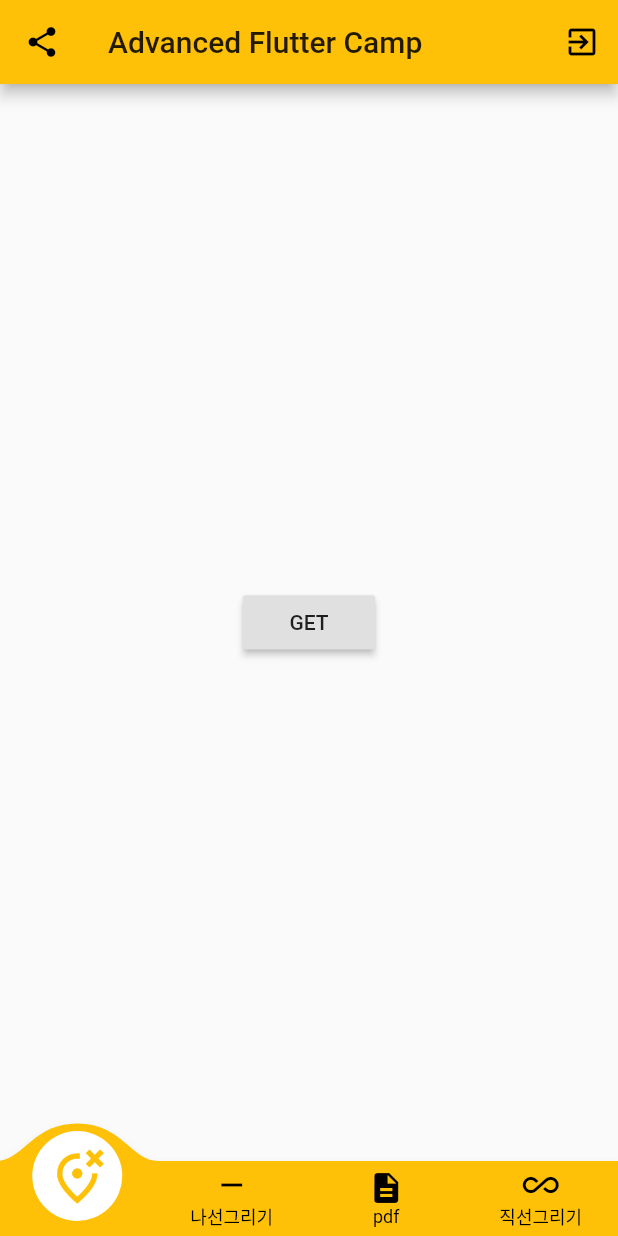
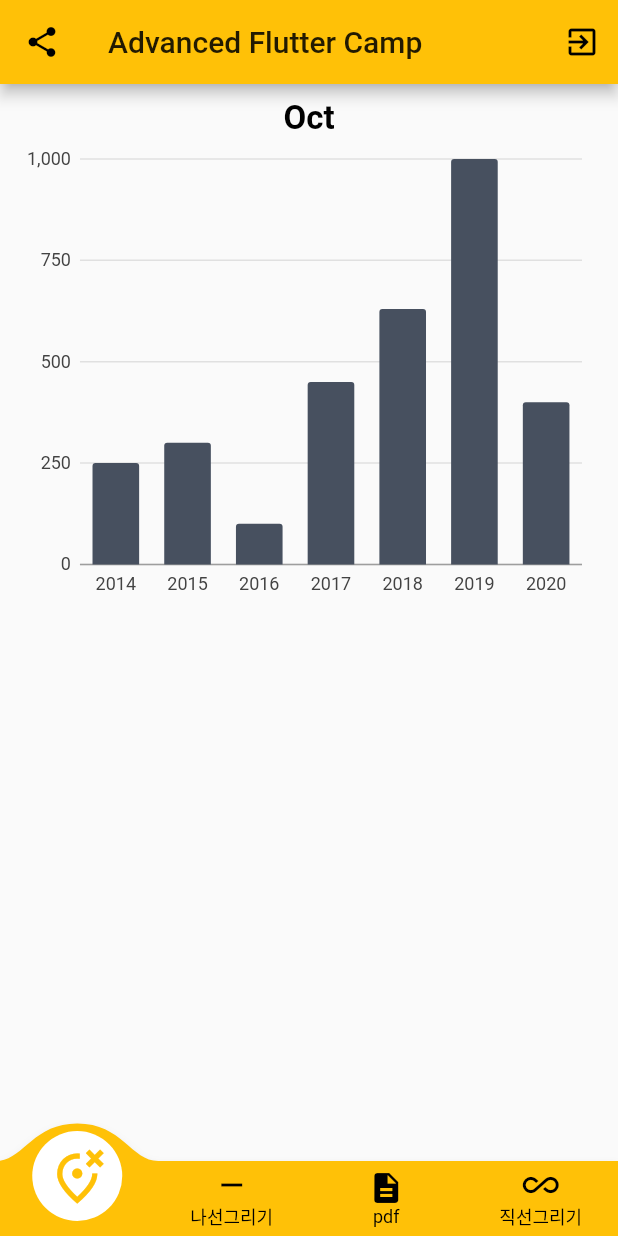
Before and after one commit to YunHyunJin/oneday_commit4, a Flutter app: the screen it shows after launch, after a tap on the "camera" icon, on a phone screen of 412 x 824 dp. Run offline on Flutter 3.47's test engine with Material 2 defaults, Android fonts, the phone set to English and light mode, and no system bars; drawn by our look-alikes of convex_bottom_bar; our stand-ins replace charts_flutter, firebase_auth, flutter_signin_button, google_sign_in, pdf; missing offline and left inert: flutter_full_pdf_viewer; accounts and stored records are empty.

Commit message:
1/12 commit

```diff
--- /dev/null
+++ b/lib/array/file.dart
@@ -0,0 +1,87 @@
+import 'package:charts_flutter/flutter.dart' as charts;
+import 'package:flutter/material.dart';
+
+class BarChartModel {
+  String month;
+  String year;
+  int financial;
+  final charts.Color color;
+
+  BarChartModel({this.month,
+    this.year, this.financial,
+    this.color,}
+      );
+}
+
+class BarChartGraph extends StatefulWidget {
+  final List<BarChartModel> data;
+
+  const BarChartGraph({Key key, this.data}) : super(key: key);
+
+  @override
+  _BarChartGraphState createState() => _BarChartGraphState();
+}
+
+class _BarChartGraphState extends State<BarChartGraph> {
+  List<BarChartModel> _barChartList;
+
+  @override
+  void initState() {
+    // TODO: implement initState
+    super.initState();
+    _barChartList = [
+      BarChartModel(month: "Oct"),
+    ];
+  }
+
+  @override
+  Widget build(BuildContext context) {
+    List<charts.Series<BarChartModel, String>> series = [
+      charts.Series(
+          id: "Financial",
+          data: widget.data,
+          domainFn: (BarChartModel series, _) => series.year,
+          measureFn: (BarChartModel series, _) => series.financial,
+          colorFn: (BarChartModel series, _) => series.color),
+    ];
+
+    return _buildFinancialList(series);
+
+  }
+
+  Widget _buildFinancialList(series) {
+    return _barChartList != null
+        ? ListView.separated(
+      physics: NeverScrollableScrollPhysics(),
+      separatorBuilder: (context, index) => Divider(
+        color: Colors.white,
+        height: 5,
+      ),
+      scrollDirection: Axis.vertical,
+      shrinkWrap: true,
+      itemCount: _barChartList.length,
+      itemBuilder: (BuildContext context, int index) {
+        return Container(
+          height: MediaQuery.of(context).size.height/ 2.3,
+          padding: EdgeInsets.all(10),
+          child: Column(
+            children: [
+              Row(
+                mainAxisAlignment: MainAxisAlignment.center,
+                children: [
+                  Text(_barChartList[index].month,
+                      style: TextStyle(
+                          color: Colors.black, fontSize: 22,
+                          fontWeight: FontWeight.bold)
+                  ),
+                ],
+              ),
+              Expanded( child: charts.BarChart(series, animate: true)),
+            ],
+          ),
+        );
+      },
+    )
+        : SizedBox();
+  }
+}
--- a/lib/home.dart
+++ b/lib/home.dart
@@ -107,7 +107,7 @@
 }
 class _MyHomePageState extends State<MyHomePage> {
   int selectedPage = 0;
-  final _pageOptions = [apitab(),  mlkit(),pdf(), add()];
+  final _pageOptions = [BarChartDemo(),  mlkit(),pdf(), add()];
   @override
   Widget build(BuildContext context) {
     return Scaffold(
--- a/lib/tabs/apitab.dart
+++ b/lib/tabs/apitab.dart
@@ -1,115 +1,69 @@
-import 'dart:async';
-import 'dart:convert';
+import 'package:flutter/material.dart';
+import 'package:charts_flutter/flutter.dart' as charts;
+import 'package:kkk/array/file.dart';
 
-import 'package:flutter/material.dart';
-import 'package:http/http.dart' as http;
-//
-// Future<Post> fetchPost() async {
-//   final response =
-//   await http.get('http://apis.data.go.kr/B552584/UlfptcaAlarmInqireSvc/getUlfptcaAlarmInfo?year=2020&pageNo=1&numOfRows=100&returnType=xml&serviceKey');
-//
-//   if (response.statusCode == 200) {
-//     // 만약 서버로의 요청이 성공하면, JSON을 파싱합니다.
-//     return Post.fromJson(json.decode(response.body));
-//   } else {
-//     // 만약 요청이 실패하면, 에러를 던집니다.
-//     throw Exception('Failed to load post');
-//   }
-// }
-//
-// class Post {
-//   final int userId;
-//   final int id;
-//   final String title;
-//   final String body;
-//
-//   Post({this.userId, this.id, this.title, this.body});
-//
-//   factory Post.fromJson(Map<String, dynamic> json) {
-//     return Post(
-//       userId: json['userId'],
-//       id: json['id'],
-//       title: json['title'],
-//       body: json['body'],
-//     );
-//   }
-// }
-//
-//
-// class apitab extends StatefulWidget {
-//   apitab({Key key}) : super(key: key);
-//
-//   @override
-//   _MyAppState createState() => _MyAppState();
-// }
-//
-// class _MyAppState extends State<apitab> {
-//   Future<Post> post;
-//
-//   @override
-//   void initState() {
-//     super.initState();
-//     post = fetchPost();
-//   }
-//
-//   @override
-//   Widget build(BuildContext context) {
-//     return MaterialApp(
-//       title: 'Fetch Data Example',
-//       theme: ThemeData(
-//         primarySwatch: Colors.blue,
-//       ),
-//       home: Scaffold(
-//
-//         body: Center(
-//           child: FutureBuilder<Post>(
-//             future: post,
-//             builder: (context, snapshot) {
-//               if (snapshot.hasData) {
-//                 return Text(snapshot.data.title);
-//               } else if (snapshot.hasError) {
-//                 return Text("${snapshot.error}");
-//               }
-//
-//               // 기본적으로 로딩 Spinner를 보여줍니다.
-//               return CircularProgressIndicator();
-//             },
-//           ),
-//         ),
-//       ),
-//     );
-//   }
-// }
-class apitab extends StatefulWidget {
+
+class BarChartDemo extends StatefulWidget {
   @override
-  _JSONGetState createState() => _JSONGetState();
+  _BarChartDemoState createState() => _BarChartDemoState();
 }
 
-class _JSONGetState extends State<apitab> {
+class _BarChartDemoState extends State<BarChartDemo> {
 
-  Future<String> getData() async {
-    http.Response response = await http.get(
-        Uri.encodeFull('http://jsonplaceholder.typicode.com/posts'),
-        headers: {"Accept": "application/json"});
-    print(response.body);
+  final List<BarChartModel> data = [
+    BarChartModel(
+      year: "2014",
+      financial: 250,
+      color: charts.ColorUtil.fromDartColor(Color(0xFF47505F)),
+    ),
+    BarChartModel(
+      year: "2015",
+      financial: 300,
+      color: charts.ColorUtil.fromDartColor(Color(0xFF47505F)),
+    ),
+    BarChartModel(
+      year: "2016",
+      financial: 100,
+      color: charts.ColorUtil.fromDartColor(Color(0xFF47505F)),
+    ),
+    BarChartModel(
+      year: "2017",
+      financial: 450,
+      color: charts.ColorUtil.fromDartColor(Color(0xFF47505F)),
+    ),
+    BarChartModel(
+      year: "2018",
+      financial: 630,
+      color: charts.ColorUtil.fromDartColor(Color(0xFF47505F)),
+    ),
+    BarChartModel(
+      year: "2019",
+      financial: 1000,
+      color: charts.ColorUtil.fromDartColor(Color(0xFF47505F)),
+    ),
+    BarChartModel(
+      year: "2020",
+      financial: 400,
+      color: charts.ColorUtil.fromDartColor(Color(0xFF47505F)),
+    ),
+  ];
 
-    List data = jsonDecode(response.body);
-    print("###");
-    print(data[1]['title']);
-
-  }
 
   @override
   Widget build(BuildContext context) {
     return Scaffold(
-      body: new Center(
-        child: new RaisedButton(
-          child: new Text("GET"),
-          onPressed: (){
-            getData();
-          }
-        ),
+      body: Container(
+          child: ListView(
+            scrollDirection: Axis.vertical,
+            shrinkWrap: true,
+            children: [
+              BarChartGraph(
+                data: data,
+              ),
+            ],
+          ),
       ),
     );
+
   }
 }
--- a/pubspec.yaml
+++ b/pubspec.yaml
@@ -29,6 +29,7 @@
   http: ^0.12.2
   google_fonts: ^1.1.1
   convex_bottom_bar: ^2.6.0
+  charts_flutter: ^0.9.0
 
   pdf: ^1.13.0
   flutter_full_pdf_viewer: ^1.0.6
```
Also changed, not shown: lib/tabs/graph.dart (added, +48 -0 lines), lib/tabs/mlkit.dart (+6 -4 lines), pubspec.lock.
